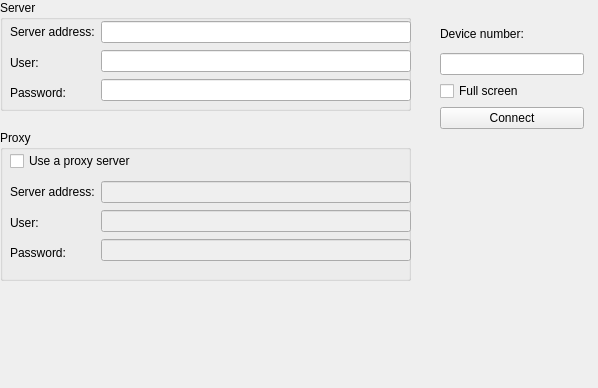
Qt form src/TouchOrbiter/TouchOrbiterQt/ui/mainwindow.ui (phenigma/linuxmce) before a commit.
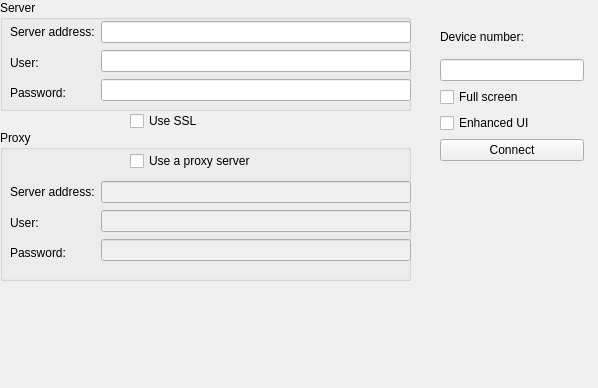
The same form after that commit. Custom widgets are drawn as their Qt base class.

Commit message: refs #1128 - add the UI file too

The edit to the form file:
```diff
--- a/src/TouchOrbiter/TouchOrbiterQt/ui/mainwindow.ui
+++ b/src/TouchOrbiter/TouchOrbiterQt/ui/mainwindow.ui
@@ -174,7 +174,7 @@
         <widget class="QCheckBox" name="UseProxy">
          <property name="geometry">
           <rect>
-           <x>10</x>
+           <x>130</x>
            <y>20</y>
            <width>151</width>
            <height>22</height>
@@ -204,7 +204,7 @@
           <x>440</x>
           <y>20</y>
           <width>144</width>
-          <height>109</height>
+          <height>141</height>
          </rect>
         </property>
         <layout class="QVBoxLayout" name="verticalLayout_5">
@@ -225,6 +225,13 @@
            </property>
           </widget>
          </item>
+         <item>
+          <widget class="QCheckBox" name="EnhancedUI">
+           <property name="text">
+            <string>Enhanced UI</string>
+           </property>
+          </widget>
+         </item>
          <item>
           <widget class="QPushButton" name="Connect">
            <property name="text">
@@ -234,6 +241,19 @@
          </item>
         </layout>
        </widget>
+       <widget class="QCheckBox" name="ServerUseSSL">
+        <property name="geometry">
+         <rect>
+          <x>130</x>
+          <y>110</y>
+          <width>93</width>
+          <height>22</height>
+         </rect>
+        </property>
+        <property name="text">
+         <string>Use SSL</string>
+        </property>
+       </widget>
       </widget>
       <widget class="QWidget" name="orbiter">
        <layout class="QGridLayout" name="gridLayout">
```
